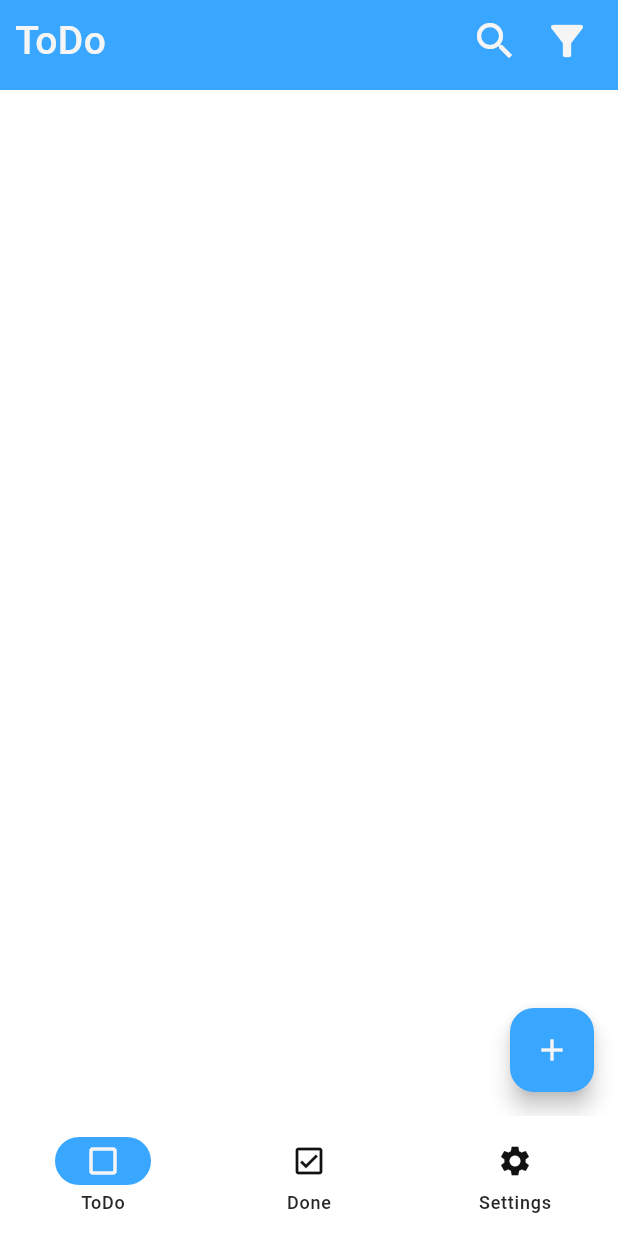
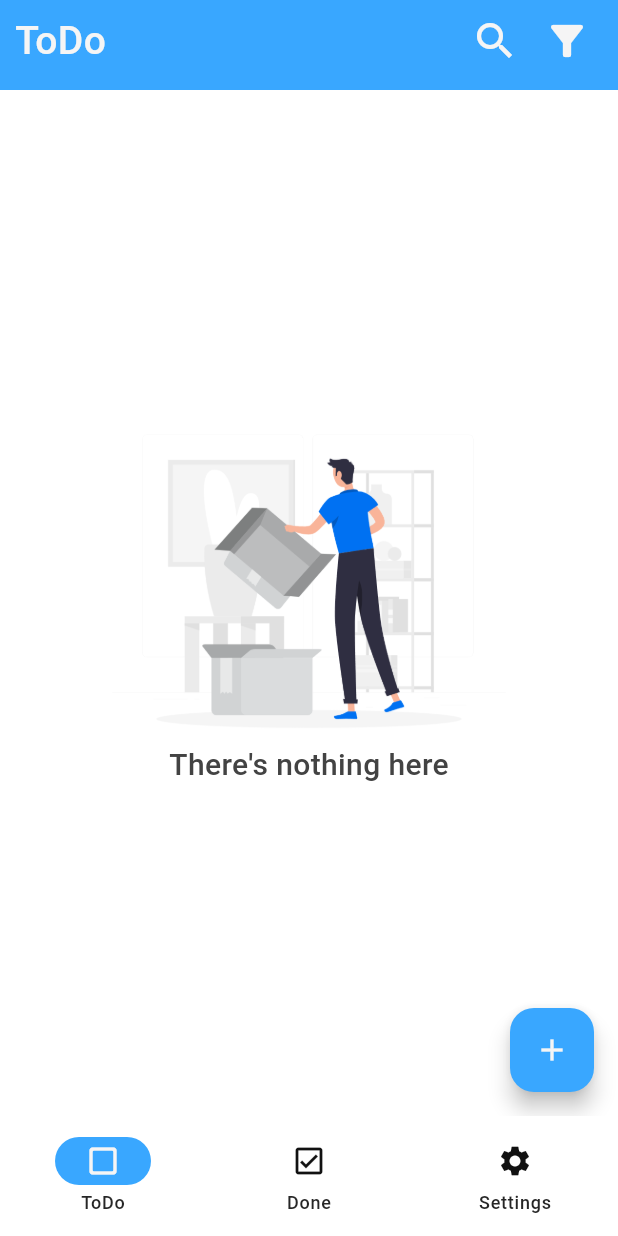
Before and after one commit to PhuocDinh462/Simple-Task, a Flutter app: the screen it shows after launch, on a phone screen of 412 x 824 dp. Run offline on Flutter 3.47's test engine with Material 3 defaults, Android fonts, the phone set to English and light mode, and no system bars; our stand-ins replace flutter_local_notifications, permission_handler, shared_preferences, timezone.

Commit message:
refactor: add Empty widget

```diff
--- a/lib/screens/to_do.dart
+++ b/lib/screens/to_do.dart
@@ -1,6 +1,7 @@
 import 'package:flutter/material.dart';
 import 'package:intl/intl.dart';
 import 'package:to_do_list/utils/colors.dart';
+import 'package:to_do_list/utils/empty.dart';
 import 'package:to_do_list/widgets/custom_search_bar.dart';
 import 'package:to_do_list/widgets/dialogs/add_task_dialog.dart';
 import 'package:to_do_list/widgets/filter_menu.dart';
@@ -9,7 +10,7 @@ import 'package:to_do_list/providers/task_list_provider.dart';
 import 'package:provider/provider.dart';
 
 class ToDo extends StatefulWidget {
-  const ToDo({Key? key}) : super(key: key);
+  const ToDo({super.key});
 
   @override
   State<StatefulWidget> createState() => ToDoState();
@@ -24,6 +25,30 @@ class ToDoState extends State<ToDo> {
   Widget build(BuildContext context) {
     final TaskListProvider taskListProvider =
         Provider.of<TaskListProvider>(context);
+
+    bool isEmpty = taskListProvider.getTaskList
+        // Filter
+        .where((element) {
+          if (selectedMenu == FilterItem.all) {
+            return true;
+          } else if (selectedMenu == FilterItem.today) {
+            final now = DateTime.now();
+            return element.due.year == now.year &&
+                element.due.month == now.month &&
+                element.due.day == now.day;
+          } else {
+            return element.due.isAfter(DateTime.now());
+          }
+        })
+        // Search
+        .where((element) =>
+            element.content.toLowerCase().contains(searchText.toLowerCase()) ||
+            DateFormat('MM/dd/yyyy HH:mm')
+                .format(element.due)
+                .contains(searchText))
+        // Status
+        .where((element) => !element.status)
+        .isEmpty;
 
     return Scaffold(
       floatingActionButton: FloatingActionButton(
@@ -100,11 +125,14 @@ class ToDoState extends State<ToDo> {
 
           // Body
           Expanded(
-            child: ListView(
+            child: isEmpty
+                ? const Center(child: Empty())
+                : ListView(
                     children: [
                       ...taskListProvider.getTaskList
                           // Filter
-                    .where((element) {
+                          .where(
+                            (element) {
                               if (selectedMenu == FilterItem.all) {
                                 return true;
                               } else if (selectedMenu == FilterItem.today) {
@@ -115,7 +143,8 @@ class ToDoState extends State<ToDo> {
                               } else {
                                 return element.due.isAfter(DateTime.now());
                               }
-                    })
+                            },
+                          )
                           // Search
                           .where((element) =>
                               element.content
@@ -126,7 +155,8 @@ class ToDoState extends State<ToDo> {
                                   .contains(searchText))
                           // Status
                           .where((element) => !element.status)
-                    .map((task) => Column(
+                          .map(
+                            (task) => Column(
                               children: [
                                 TaskItem(task: task),
                                 const SizedBox(height: 15),
@@ -139,7 +169,8 @@ class ToDoState extends State<ToDo> {
                                 ),
                                 const SizedBox(height: 15),
                               ],
-                        )),
+                            ),
+                          ),
                       const SizedBox(height: 75),
                     ],
                   ),
--- /dev/null
+++ b/lib/utils/empty.dart
@@ -0,0 +1,29 @@
+import 'package:flutter/material.dart';
+import 'package:to_do_list/utils/colors.dart';
+
+class Empty extends StatelessWidget {
+  const Empty({super.key});
+
+  @override
+  Widget build(BuildContext context) {
+    return SingleChildScrollView(
+      child: Column(
+        mainAxisAlignment: MainAxisAlignment.center,
+        children: [
+          Image.asset(
+            'assets/images/Empty.png',
+            width: MediaQuery.sizeOf(context).width / 1.5,
+          ),
+          const Text(
+            "There's nothing here",
+            style: TextStyle(
+              fontSize: 20,
+              fontWeight: FontWeight.w500,
+              color: TextColors.color_700,
+            ),
+          ),
+        ],
+      ),
+    );
+  }
+}
--- a/pubspec.yaml
+++ b/pubspec.yaml
@@ -56,6 +56,7 @@ flutter:
   uses-material-design: true
   assets:
     - assets/icons/
+    - assets/images/
   # To add assets to your application, add an assets section, like this:
   # assets:
   #   - images/a_dot_burr.jpeg
```
Also changed, not shown: lib/screens/done.dart (+29 -2 lines), assets/images/Empty.png (added). Lines whose indentation alone changed are shown as unchanged.
